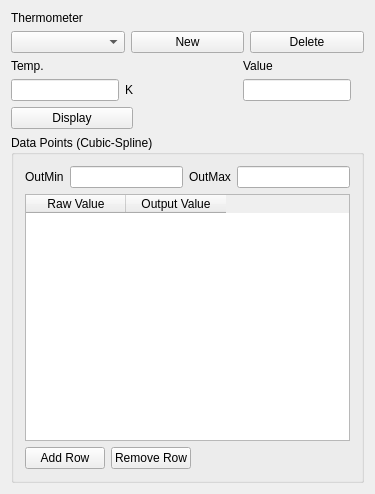
Old version of the form kame/forms/caltableform.ui in the repository northriv/KAME.
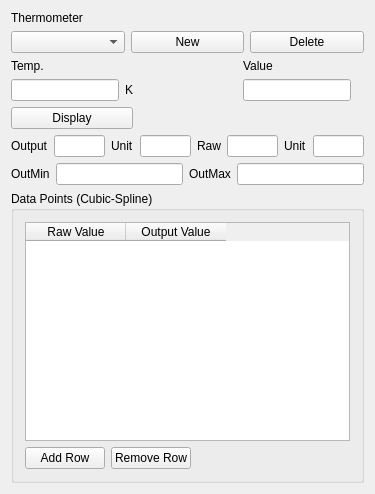
New version of the form.

```diff
--- a/kame/forms/caltableform.ui
+++ b/kame/forms/caltableform.ui
@@ -164,6 +164,66 @@
      </item>
     </layout>
    </item>
+   <item>
+    <layout class="QHBoxLayout">
+     <item>
+      <widget class="QLabel">
+       <property name="text"><string>Output</string></property>
+      </widget>
+     </item>
+     <item>
+      <widget class="QLineEdit" name="edOutputLabel"/>
+     </item>
+     <item>
+      <widget class="QLabel">
+       <property name="text"><string>Unit</string></property>
+      </widget>
+     </item>
+     <item>
+      <widget class="QLineEdit" name="edOutputUnit"/>
+     </item>
+     <item>
+      <widget class="QLabel">
+       <property name="text"><string>Raw</string></property>
+      </widget>
+     </item>
+     <item>
+      <widget class="QLineEdit" name="edRawLabel"/>
+     </item>
+     <item>
+      <widget class="QLabel">
+       <property name="text"><string>Unit</string></property>
+      </widget>
+     </item>
+     <item>
+      <widget class="QLineEdit" name="edRawUnit"/>
+     </item>
+    </layout>
+   </item>
+   <item>
+    <layout class="QHBoxLayout">
+     <item>
+      <widget class="QLabel" name="lblOutMin">
+       <property name="text">
+        <string>OutMin</string>
+       </property>
+      </widget>
+     </item>
+     <item>
+      <widget class="QLineEdit" name="edTMin"/>
+     </item>
+     <item>
+      <widget class="QLabel" name="lblOutMax">
+       <property name="text">
+        <string>OutMax</string>
+       </property>
+      </widget>
+     </item>
+     <item>
+      <widget class="QLineEdit" name="edTMax"/>
+     </item>
+    </layout>
+   </item>
    <item>
     <widget class="QGroupBox" name="grpPoints">
      <property name="title">
@@ -176,30 +236,6 @@
       </sizepolicy>
      </property>
      <layout class="QVBoxLayout">
-      <item>
-       <layout class="QHBoxLayout">
-        <item>
-         <widget class="QLabel" name="lblOutMin">
-          <property name="text">
-           <string>OutMin</string>
-          </property>
-         </widget>
-        </item>
-        <item>
-         <widget class="QLineEdit" name="edTMin"/>
-        </item>
-        <item>
-         <widget class="QLabel" name="lblOutMax">
-          <property name="text">
-           <string>OutMax</string>
-          </property>
-         </widget>
-        </item>
-        <item>
-         <widget class="QLineEdit" name="edTMax"/>
-        </item>
-       </layout>
-      </item>
       <item>
        <widget class="QTableWidget" name="tblPoints">
         <property name="selectionBehavior">
```
Left out of the diff: 4 changed lines with no effect on the pictures.
